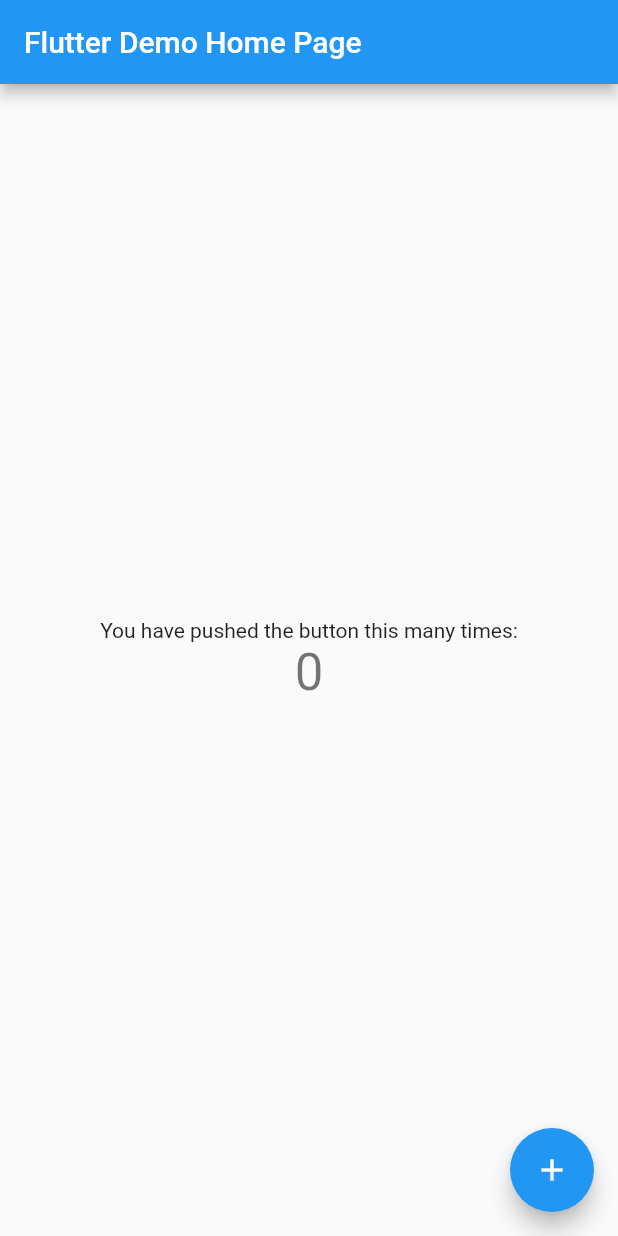
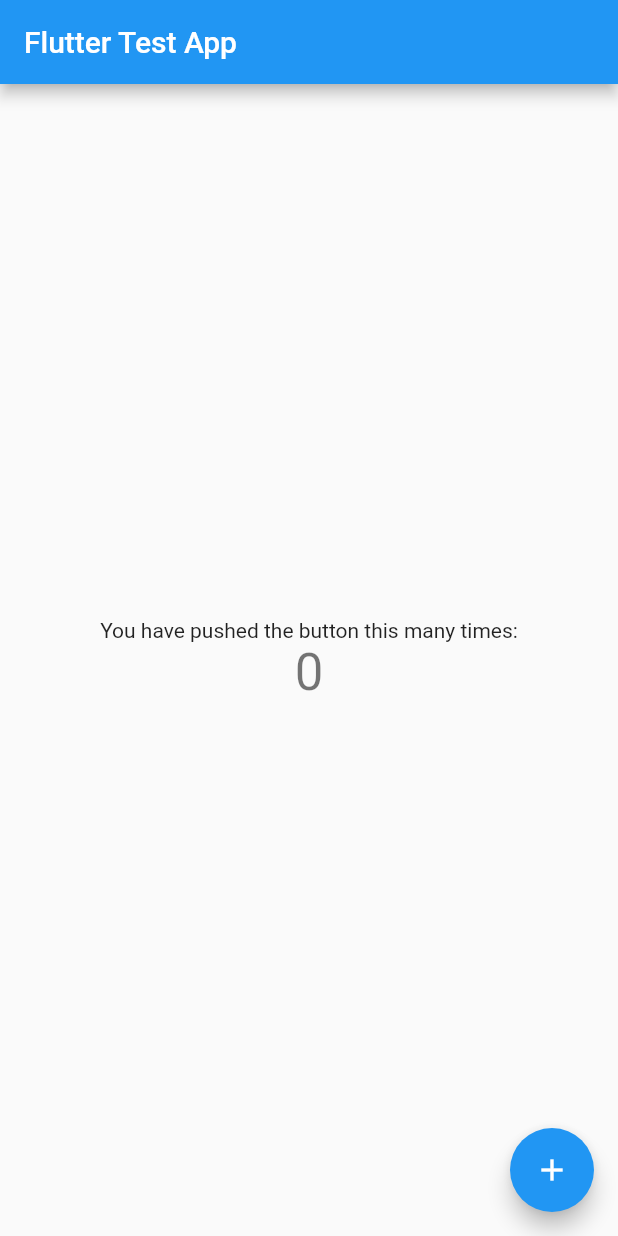
Before and after one commit to Shakerinio/flutter_test_app, a Flutter app: the screen it shows after launch, on a phone screen of 412 x 824 dp. Run offline on Flutter 3.47's test engine with Material 2 defaults, Android fonts, the phone set to English and light mode, and no system bars.

Commit message:
Change app name

```diff
--- a/lib/main.dart
+++ b/lib/main.dart
@@ -24,7 +24,7 @@ class MyApp extends StatelessWidget {
         // is not restarted.
         primarySwatch: Colors.blue,
       ),
-      home: const MyHomePage(title: 'Flutter Demo Home Page'),
+      home: const MyHomePage(title: 'Flutter Test App'),
     );
   }
 }
```
